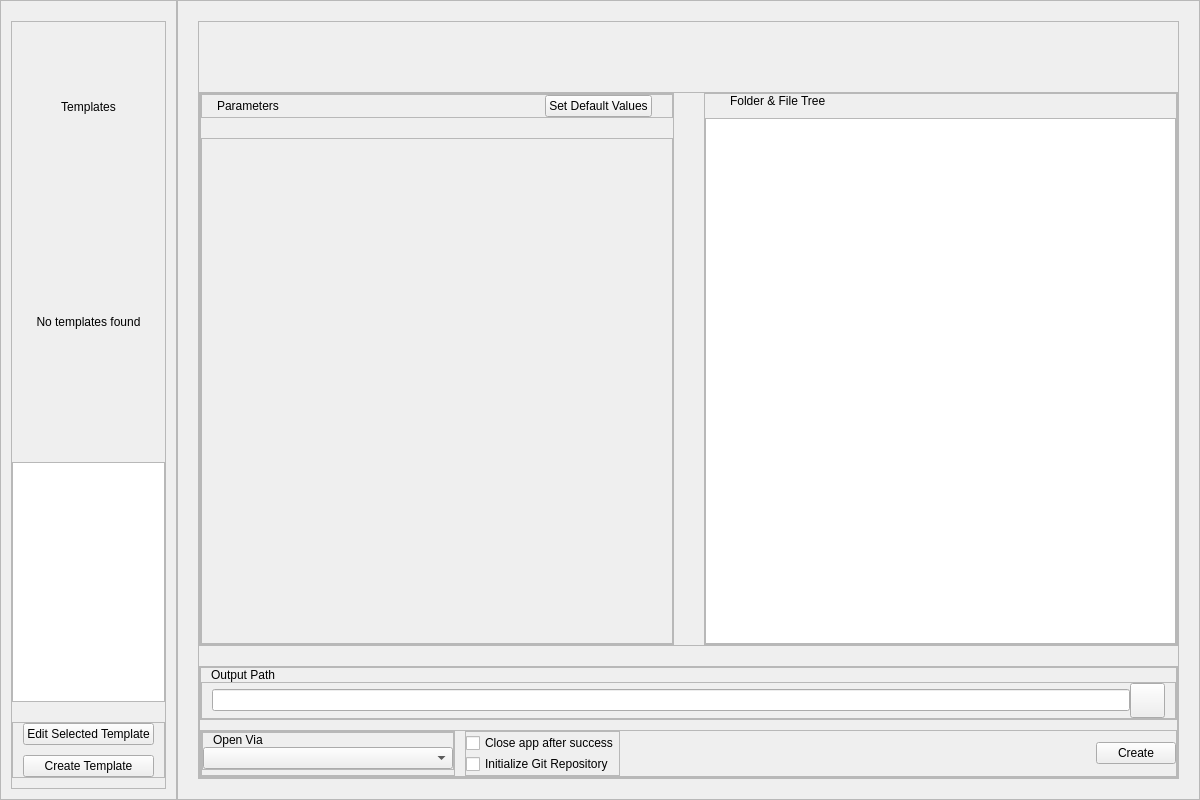
Before: the Qt Designer form app/design/main_window.ui in KrazyManJ/templatoron, drawn with Qt 5.
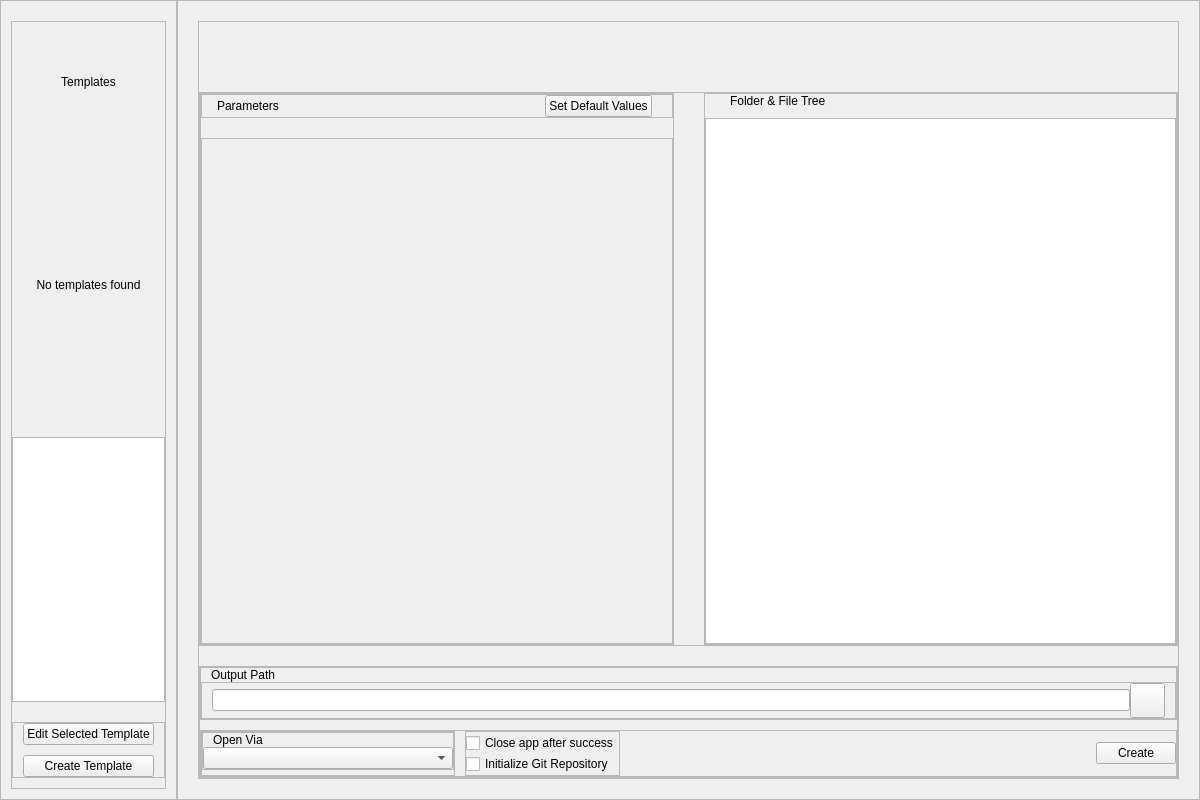
After: the same form once the commit is applied. Icons and pictures are not drawn.

Commit message: Updated templates label size, updated build_executable.py script

What changed in the file:
```diff
--- a/app/design/main_window.ui
+++ b/app/design/main_window.ui
@@ -330,7 +330,7 @@
            <property name="minimumSize">
             <size>
              <width>0</width>
-             <height>150</height>
+             <height>100</height>
             </size>
            </property>
            <property name="maximumSize">
```
The commit also changes 2 other files.
